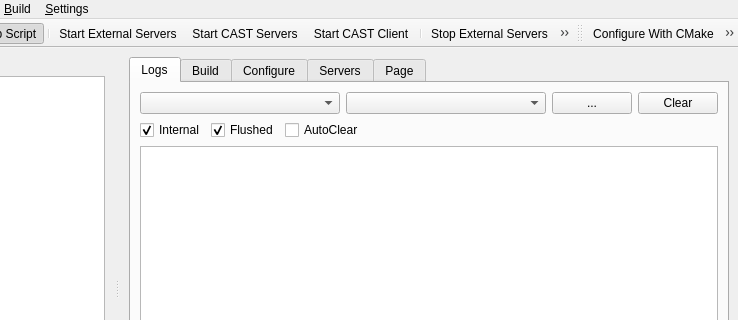
Above: tools/castctrl/trunk/qtui/mainwindow.ui from marc-hanheide/cogx before the change; both pictures show x 104 to 842 and y 0 to 320 of the 842 by 550 pixel window. Below: the same form after it.
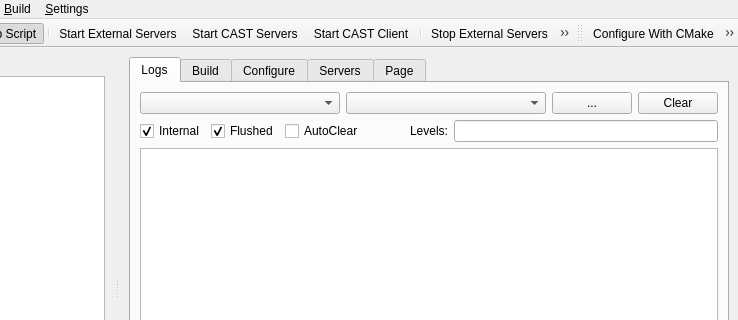
That is the form after the change. The open tabs and pages were chosen to show the change. Icons and pictures are not drawn.

Commit message: castctrl: set logging levels for individual components

What changed in the file:
```diff
--- a/tools/castctrl/trunk/qtui/mainwindow.ui
+++ b/tools/castctrl/trunk/qtui/mainwindow.ui
@@ -6,7 +6,7 @@
    <rect>
     <x>0</x>
     <y>0</y>
-    <width>772</width>
+    <width>780</width>
     <height>550</height>
    </rect>
   </property>
@@ -161,14 +161,53 @@
                <property name="orientation">
                 <enum>Qt::Horizontal</enum>
                </property>
+               <property name="sizeType">
+                <enum>QSizePolicy::Fixed</enum>
+               </property>
                <property name="sizeHint" stdset="0">
                 <size>
-                 <width>88</width>
-                 <height>17</height>
+                 <width>40</width>
+                 <height>20</height>
                 </size>
                </property>
               </spacer>
              </item>
+             <item>
+              <widget class="QLabel" name="label_2">
+               <property name="text">
+                <string>Levels:</string>
+               </property>
+               <property name="buddy">
+                <cstring>txtFnComponentLevels</cstring>
+               </property>
+              </widget>
+             </item>
+             <item>
+              <widget class="QLineEdit" name="txtFnComponentLevels">
+               <property name="sizePolicy">
+                <sizepolicy hsizetype="Expanding" vsizetype="Fixed">
+                 <horstretch>1</horstretch>
+                 <verstretch>0</verstretch>
+                </sizepolicy>
+               </property>
+               <property name="toolTip">
+                <string>&lt;!DOCTYPE HTML PUBLIC &quot;-//W3C//DTD HTML 4.0//EN&quot; &quot;http://www.w3.org/TR/REC-html40/strict.dtd&quot;&gt;
+&lt;html&gt;&lt;head&gt;&lt;meta name=&quot;qrichtext&quot; content=&quot;1&quot; /&gt;&lt;style type=&quot;text/css&quot;&gt;
+p, li { white-space: pre-wrap; }
+&lt;/style&gt;&lt;/head&gt;&lt;body style=&quot; font-family:'Liberation Sans'; font-size:9pt; font-weight:400; font-style:normal;&quot;&gt;
+&lt;p style=&quot; margin-top:0px; margin-bottom:0px; margin-left:0px; margin-right:0px; -qt-block-indent:0; text-indent:0px;&quot;&gt;Set the filename of the file with logging levels for individual components. These settings will be appended to the log4j.properties file for clients. The file contains log4j options in the form:&lt;/p&gt;
+&lt;p style=&quot;-qt-paragraph-type:empty; margin-top:0px; margin-bottom:0px; margin-left:0px; margin-right:0px; -qt-block-indent:0; text-indent:0px;&quot;&gt;&lt;/p&gt;
+&lt;p style=&quot; margin-top:0px; margin-bottom:0px; margin-left:0px; margin-right:0px; -qt-block-indent:0; text-indent:0px;&quot;&gt;&amp;lt;sa-id&amp;gt;.&amp;lt;component-id&amp;gt;=LOGLEVEL&lt;/p&gt;
+&lt;p style=&quot;-qt-paragraph-type:empty; margin-top:0px; margin-bottom:0px; margin-left:0px; margin-right:0px; -qt-block-indent:0; text-indent:0px;&quot;&gt;&lt;/p&gt;
+&lt;p style=&quot; margin-top:0px; margin-bottom:0px; margin-left:0px; margin-right:0px; -qt-block-indent:0; text-indent:0px;&quot;&gt;eg.:&lt;/p&gt;
+&lt;p style=&quot;-qt-paragraph-type:empty; margin-top:0px; margin-bottom:0px; margin-left:0px; margin-right:0px; -qt-block-indent:0; text-indent:0px;&quot;&gt;&lt;/p&gt;
+&lt;p style=&quot; margin-top:0px; margin-bottom:0px; margin-left:0px; margin-right:0px; -qt-block-indent:0; text-indent:0px;&quot;&gt;&lt;span style=&quot; font-family:'Courier New,courier';&quot;&gt;vision.sa.videoserver=INFO&lt;/span&gt;&lt;/p&gt;
+&lt;p style=&quot;-qt-paragraph-type:empty; margin-top:0px; margin-bottom:0px; margin-left:0px; margin-right:0px; -qt-block-indent:0; text-indent:0px; font-family:'Courier New,courier';&quot;&gt;&lt;/p&gt;
+&lt;p&gt;Log levels:&lt;/p&gt;
+&lt;p&gt;ALL, TRACE, DEBUG, INFO, WARN, ERROR, FATAL&lt;/p&gt;&lt;/body&gt;&lt;/html&gt;</string>
+               </property>
+              </widget>
+             </item>
             </layout>
            </item>
            <item>
```
Left out of the diff: 4 changed lines with no effect on the pictures. The commit also changes 3 other files.
